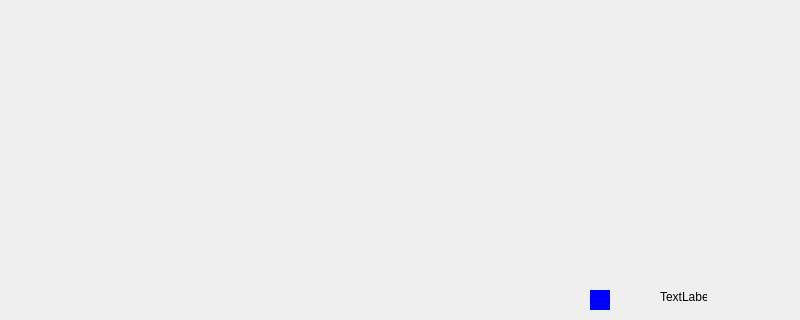
Qt form stat_ressource.ui (arijhajji-1/E-Health_2A2) before a commit; both pictures show x 0 to 800 and y 0 to 320 of the 800 by 600 pixel window.
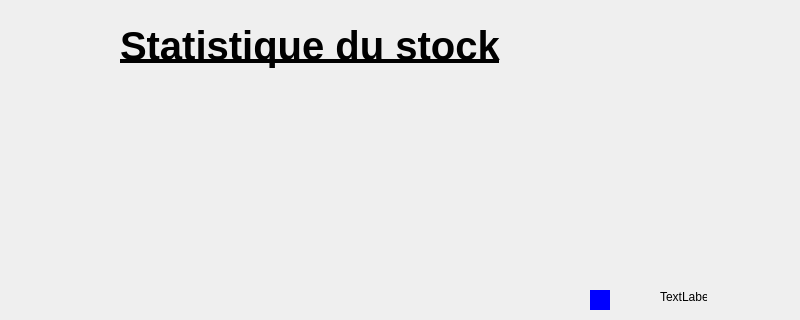
The same form after that commit.

```diff
--- a/stat_ressource.ui
+++ b/stat_ressource.ui
@@ -13,6 +13,23 @@
   <property name="windowTitle">
    <string>MainWindow</string>
   </property>
+  <property name="styleSheet">
+   <string notr="true">QTabBar::tab {
+  background-color: rgb(220,220,220);
+ border: 1px solid black;
+	border-color: rgb(170, 170, 255);
+     border-radius: 5px;
+}
+
+QTabBar::tab:selected, 
+QTabBar::tab:hover 
+{
+  background-color: rgb(220,220,220);
+ border: 1px solid black;
+	border-color: rgb(170, 170, 255);
+     border-radius: 5px;
+}</string>
+  </property>
   <widget class="QWidget" name="centralwidget">
    <widget class="QWidget" name="widget_5" native="true">
     <property name="geometry">
@@ -107,6 +124,31 @@
      <string>TextLabel</string>
     </property>
    </widget>
+   <widget class="QLabel" name="label">
+    <property name="geometry">
+     <rect>
+      <x>120</x>
+      <y>10</y>
+      <width>531</width>
+      <height>71</height>
+     </rect>
+    </property>
+    <property name="font">
+     <font>
+      <pointsize>30</pointsize>
+      <weight>75</weight>
+      <italic>false</italic>
+      <bold>true</bold>
+      <underline>true</underline>
+     </font>
+    </property>
+    <property name="styleSheet">
+     <string notr="true">color:0094ff;</string>
+    </property>
+    <property name="text">
+     <string>Statistique du stock</string>
+    </property>
+   </widget>
   </widget>
   <widget class="QMenuBar" name="menubar">
    <property name="geometry">
```
Left out of the diff: 2 changed lines with no effect on the pictures.
